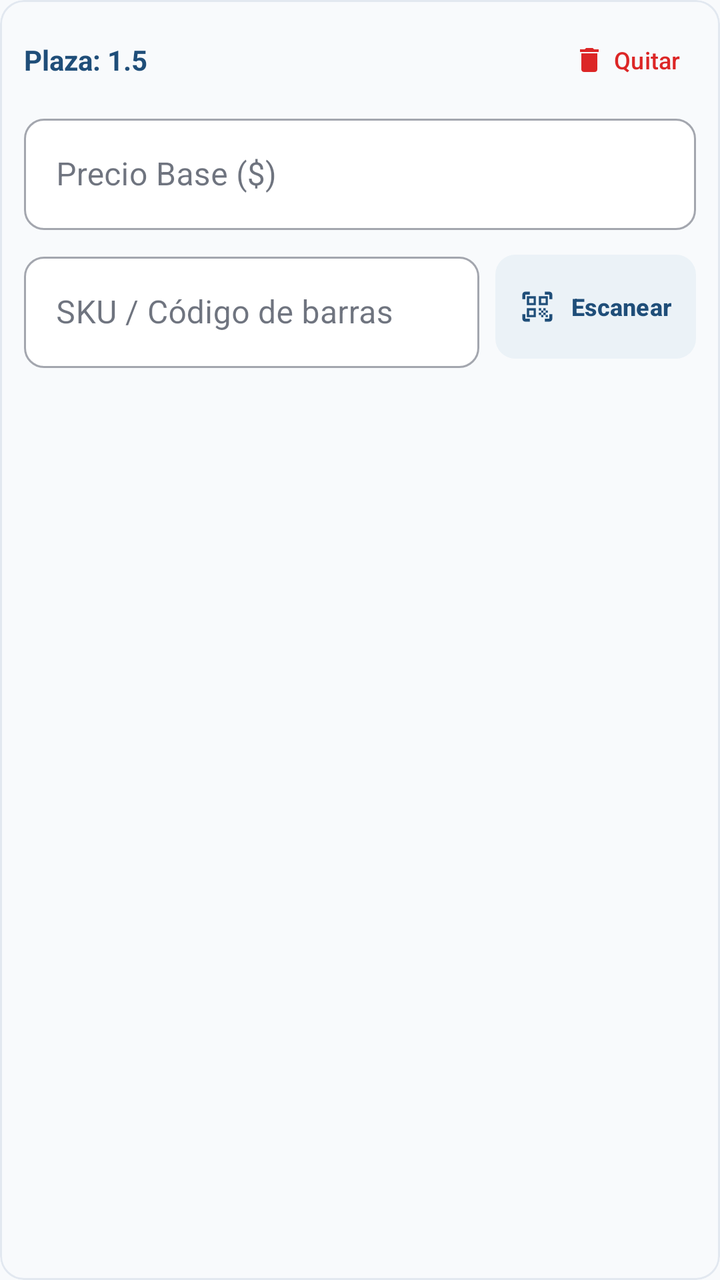
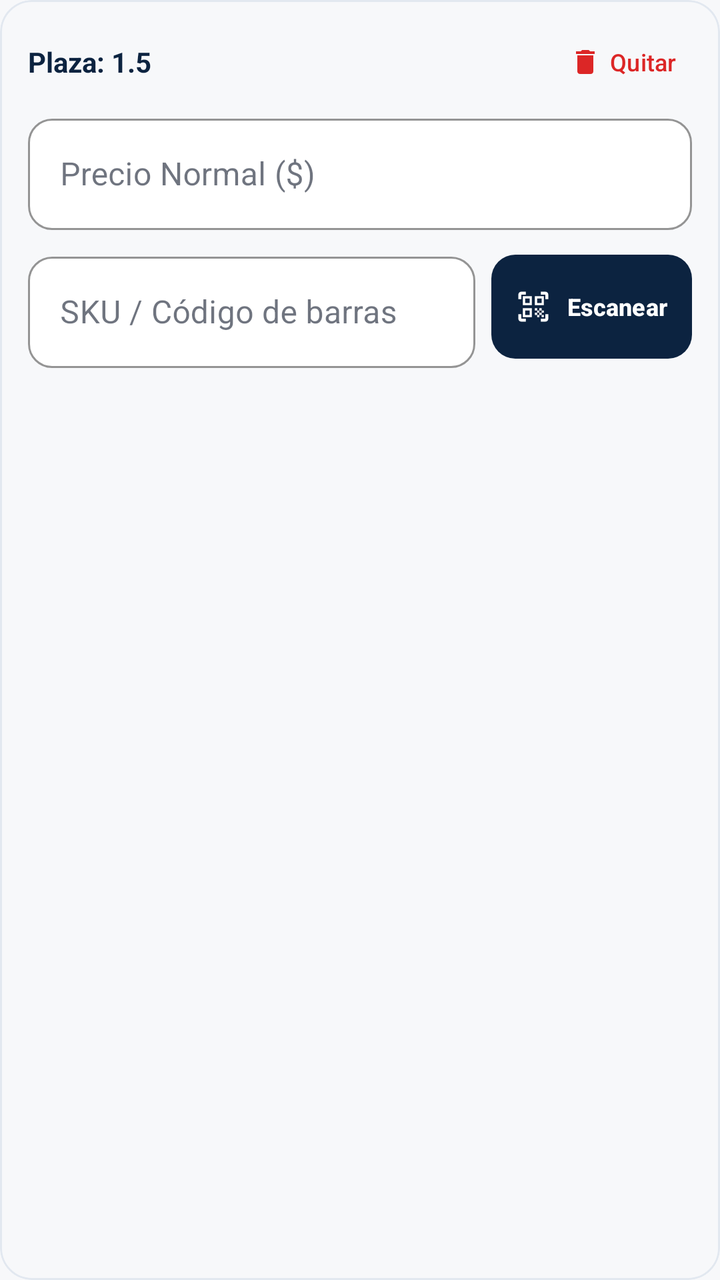

The first picture is an Android layout as it rendered before a commit; the second is the same layout after the commit. The layout source and the unified diff follow.
<!-- AndroidManifest.xml: application theme Theme.Cannon -->
<!-- res/layout/item_dialog_plaza.xml -->
<?xml version="1.0" encoding="utf-8"?>
<com.google.android.material.card.MaterialCardView xmlns:android="http://schemas.android.com/apk/res/android"
    xmlns:app="http://schemas.android.com/apk/res-auto"
    android:layout_width="match_parent"
    android:layout_height="wrap_content"
    android:layout_marginBottom="10dp"
    app:cardBackgroundColor="@color/background"
    app:cardCornerRadius="12dp"
    app:cardElevation="0dp"
    app:strokeColor="@color/card_stroke"
    app:strokeWidth="1dp">

    <LinearLayout
        android:layout_width="match_parent"
        android:layout_height="wrap_content"
        android:orientation="vertical"
        android:padding="12dp">

        <LinearLayout
            android:layout_width="match_parent"
            android:layout_height="wrap_content"
            android:gravity="center_vertical"
            android:orientation="horizontal">

            <TextView
                android:id="@+id/tvPlazaNombreItem"
                android:layout_width="0dp"
                android:layout_height="wrap_content"
                android:layout_weight="1"
                android:text="Plaza: 1.5"
                android:textColor="@color/cannon_navy"
                android:textSize="14sp"
                android:textStyle="bold" />

            <com.google.android.material.button.MaterialButton
                android:id="@+id/btnPlazaQuitarItem"
                style="@style/Widget.Material3.Button.TextButton"
                android:layout_width="wrap_content"
                android:layout_height="36dp"
                android:insetTop="0dp"
                android:insetBottom="0dp"
                android:minWidth="0dp"
                android:paddingHorizontal="8dp"
                android:text="Quitar"
                android:textColor="@color/error"
                android:textSize="12sp"
                app:icon="@drawable/ic_delete"
                app:iconSize="16dp"
                app:iconTint="@color/error" />
        </LinearLayout>

        <com.google.android.material.textfield.TextInputLayout
            android:id="@+id/tilPlazaMedidaCustomItem"
            style="@style/Widget.MaterialComponents.TextInputLayout.OutlinedBox"
            android:layout_width="match_parent"
            android:layout_height="wrap_content"
            android:layout_marginTop="6dp"
            android:hint="Medida a mano (ej: 50 x 50, 30 x 50, 40 x 60)"
            android:visibility="gone"
            app:boxBackgroundColor="@color/surface"
            app:boxCornerRadiusBottomEnd="10dp"
            app:boxCornerRadiusBottomStart="10dp"
            app:boxCornerRadiusTopEnd="10dp"
            app:boxCornerRadiusTopStart="10dp">

            <com.google.android.material.textfield.TextInputEditText
                android:id="@+id/etPlazaMedidaCustomItem"
                android:layout_width="match_parent"
                android:layout_height="wrap_content"
                android:inputType="textCapWords" />
        </com.google.android.material.textfield.TextInputLayout>

        <com.google.android.material.textfield.TextInputLayout
            style="@style/Widget.MaterialComponents.TextInputLayout.OutlinedBox"
            android:layout_width="match_parent"
            android:layout_height="wrap_content"
            android:layout_marginTop="6dp"
            android:hint="Precio Base ($)"
            app:boxBackgroundColor="@color/surface"
            app:boxCornerRadiusBottomEnd="10dp"
            app:boxCornerRadiusBottomStart="10dp"
            app:boxCornerRadiusTopEnd="10dp"
            app:boxCornerRadiusTopStart="10dp"
            app:prefixText="$">

            <com.google.android.material.textfield.TextInputEditText
                android:id="@+id/etPlazaPrecioItem"
                android:layout_width="match_parent"
                android:layout_height="wrap_content"
                android:inputType="number" />
        </com.google.android.material.textfield.TextInputLayout>

        <LinearLayout
            android:layout_width="match_parent"
            android:layout_height="wrap_content"
            android:layout_marginTop="8dp"
            android:gravity="center_vertical"
            android:orientation="horizontal">

            <com.google.android.material.textfield.TextInputLayout
                style="@style/Widget.MaterialComponents.TextInputLayout.OutlinedBox"
                android:layout_width="0dp"
                android:layout_height="wrap_content"
                android:layout_weight="1"
                android:hint="SKU / Código de barras"
                app:boxBackgroundColor="@color/surface"
                app:boxCornerRadiusBottomEnd="10dp"
                app:boxCornerRadiusBottomStart="10dp"
                app:boxCornerRadiusTopEnd="10dp"
                app:boxCornerRadiusTopStart="10dp">

                <com.google.android.material.textfield.TextInputEditText
                    android:id="@+id/etPlazaSkuItem"
                    android:layout_width="match_parent"
                    android:layout_height="wrap_content"
                    android:inputType="textCapCharacters" />
            </com.google.android.material.textfield.TextInputLayout>

            <com.google.android.material.button.MaterialButton
                android:id="@+id/btnPlazaEscanearItem"
                style="@style/Widget.Material3.Button.TonalButton"
                android:layout_width="wrap_content"
                android:layout_height="52dp"
                android:layout_marginStart="8dp"
                android:insetTop="0dp"
                android:insetBottom="0dp"
                android:paddingHorizontal="12dp"
                android:text="Escanear"
                android:textColor="@color/cannon_navy"
                android:textSize="12sp"
                android:textStyle="bold"
                app:backgroundTint="@color/cannon_navy_surface"
                app:cornerRadius="10dp"
                app:icon="@drawable/ic_qr_code_scanner"
                app:iconSize="18dp"
                app:iconTint="@color/cannon_navy" />
        </LinearLayout>

    </LinearLayout>
</com.google.android.material.card.MaterialCardView>
<!-- resources referenced by this layout -->
<resources>
  <color name="background">#F8FAFC</color>
  <color name="cannon_navy">#1F4E79</color>
  <color name="cannon_navy_surface">#EBF2F7</color>
  <color name="card_stroke">#E2E8F0</color>
  <color name="error">#DC2626</color>
  <color name="surface">#FFFFFF</color>
  <!-- drawable ic_delete (drawable) -->
  <vector xmlns:android="http://schemas.android.com/apk/res/android"
      android:width="24dp"
      android:height="24dp"
      android:viewportWidth="24"
      android:viewportHeight="24">
    <path
        android:fillColor="@android:color/white"
        android:pathData="M6,19c0,1.1 0.9,2 2,2h8c1.1,0 2,-0.9 2,-2V7H6v12zM19,4h-3.5l-1,-1h-5l-1,1H5v2h14V4z"/>
  </vector>
  <!-- drawable ic_qr_code_scanner (drawable) -->
  <vector xmlns:android="http://schemas.android.com/apk/res/android"
      android:width="24dp"
      android:height="24dp"
      android:viewportWidth="24"
      android:viewportHeight="24">
      <path
          android:fillColor="#FF000000"
          android:pathData="M9.5,6.5v3h-3v-3h3m1.5,-1.5h-6v6h6v-6zM9.5,14.5v3h-3v-3h3m1.5,-1.5h-6v6h6v-6zM17.5,6.5v3h-3v-3h3m1.5,-1.5h-6v6h6v-6zM13,13h1.5v1.5h-1.5zM14.5,14.5h1.5v1.5h-1.5zM16,13h1.5v1.5h-1.5zM13,16h1.5v1.5h-1.5zM14.5,17.5h1.5v1.5h-1.5zM16,16h1.5v1.5h-1.5zM17.5,14.5h1.5v1.5h-1.5zM17.5,17.5h1.5v1.5h-1.5zM2,7V4c0,-1.1 0.9,-2 2,-2h3v2H4v3H2zM2,17v3c0,1.1 0.9,2 2,2h3v-2H4v-3H2zM20,2h-3v2h3v3h2V4c0,-1.1 -0.9,-2 -2,-2zM20,20h-3v2h3c1.1,0 2,-0.9 2,-2v-3h-2v3z"/>
  </vector>
  <style name="Theme.Cannon" parent="Theme.Material3.Light.NoActionBar">
          <item name="colorPrimary">@color/cannon_navy</item>
          <item name="colorPrimaryVariant">@color/cannon_navy_dark</item>
          <item name="colorOnPrimary">@color/white</item>
          <item name="colorSecondary">@color/cannon_red</item>
          <item name="colorOnSecondary">@color/white</item>
          <item name="colorSurface">@color/surface</item>
          <item name="colorOnSurface">@color/text_primary</item>
          <item name="android:windowBackground">@color/background</item>
          <item name="android:statusBarColor">@color/cannon_navy_dark</item>
          <item name="android:navigationBarColor">@color/surface</item>
      </style>
  <color name="cannon_navy_dark">#0E294B</color>
  <color name="white">#FFFFFF</color>
  <color name="cannon_red">#C00000</color>
  <color name="text_primary">#0F172A</color>
</resources>

<!-- the commit's change to res/layout/item_dialog_plaza.xml (unified diff, before → after) -->
@@ -5,7 +5,7 @@
     android:layout_height="wrap_content"
     android:layout_marginBottom="10dp"
     app:cardBackgroundColor="@color/background"
-    app:cardCornerRadius="12dp"
+    app:cardCornerRadius="16dp"
     app:cardElevation="0dp"
     app:strokeColor="@color/card_stroke"
     app:strokeWidth="1dp">
@@ -14,7 +14,7 @@
         android:layout_width="match_parent"
         android:layout_height="wrap_content"
         android:orientation="vertical"
-        android:padding="12dp">
+        android:padding="14dp">
 
         <LinearLayout
             android:layout_width="match_parent"
@@ -28,7 +28,7 @@
                 android:layout_height="wrap_content"
                 android:layout_weight="1"
                 android:text="Plaza: 1.5"
-                android:textColor="@color/cannon_navy"
+                android:textColor="@color/cannon_navy_dark"
                 android:textSize="14sp"
                 android:textStyle="bold" />
 
@@ -36,7 +36,7 @@
                 android:id="@+id/btnPlazaQuitarItem"
                 style="@style/Widget.Material3.Button.TextButton"
                 android:layout_width="wrap_content"
-                android:layout_height="36dp"
+                android:layout_height="34dp"
                 android:insetTop="0dp"
                 android:insetBottom="0dp"
                 android:minWidth="0dp"
@@ -58,10 +58,11 @@
             android:hint="Medida a mano (ej: 50 x 50, 30 x 50, 40 x 60)"
             android:visibility="gone"
             app:boxBackgroundColor="@color/surface"
-            app:boxCornerRadiusBottomEnd="10dp"
-            app:boxCornerRadiusBottomStart="10dp"
-            app:boxCornerRadiusTopEnd="10dp"
-            app:boxCornerRadiusTopStart="10dp">
+            app:boxCornerRadiusBottomEnd="12dp"
+            app:boxCornerRadiusBottomStart="12dp"
+            app:boxCornerRadiusTopEnd="12dp"
+            app:boxCornerRadiusTopStart="12dp"
+            app:boxStrokeColor="@color/card_stroke">
 
             <com.google.android.material.textfield.TextInputEditText
                 android:id="@+id/etPlazaMedidaCustomItem"
@@ -75,12 +76,13 @@
             android:layout_width="match_parent"
             android:layout_height="wrap_content"
             android:layout_marginTop="6dp"
-            android:hint="Precio Base ($)"
+            android:hint="Precio Normal ($)"
             app:boxBackgroundColor="@color/surface"
-            app:boxCornerRadiusBottomEnd="10dp"
-            app:boxCornerRadiusBottomStart="10dp"
-            app:boxCornerRadiusTopEnd="10dp"
-            app:boxCornerRadiusTopStart="10dp"
+            app:boxCornerRadiusBottomEnd="12dp"
+            app:boxCornerRadiusBottomStart="12dp"
+            app:boxCornerRadiusTopEnd="12dp"
+            app:boxCornerRadiusTopStart="12dp"
+            app:boxStrokeColor="@color/card_stroke"
             app:prefixText="$">
 
             <com.google.android.material.textfield.TextInputEditText
@@ -104,10 +106,11 @@
                 android:layout_weight="1"
                 android:hint="SKU / Código de barras"
                 app:boxBackgroundColor="@color/surface"
-                app:boxCornerRadiusBottomEnd="10dp"
-                app:boxCornerRadiusBottomStart="10dp"
-                app:boxCornerRadiusTopEnd="10dp"
-                app:boxCornerRadiusTopStart="10dp">
+                app:boxCornerRadiusBottomEnd="12dp"
+                app:boxCornerRadiusBottomStart="12dp"
+                app:boxCornerRadiusTopEnd="12dp"
+                app:boxCornerRadiusTopStart="12dp"
+                app:boxStrokeColor="@color/card_stroke">
 
                 <com.google.android.material.textfield.TextInputEditText
                     android:id="@+id/etPlazaSkuItem"
@@ -118,7 +121,7 @@
 
             <com.google.android.material.button.MaterialButton
                 android:id="@+id/btnPlazaEscanearItem"
-                style="@style/Widget.Material3.Button.TonalButton"
+                style="@style/Widget.Material3.Button"
                 android:layout_width="wrap_content"
                 android:layout_height="52dp"
                 android:layout_marginStart="8dp"
@@ -126,14 +129,14 @@
                 android:insetBottom="0dp"
                 android:paddingHorizontal="12dp"
                 android:text="Escanear"
-                android:textColor="@color/cannon_navy"
+                android:textColor="@color/white"
                 android:textSize="12sp"
                 android:textStyle="bold"
-                app:backgroundTint="@color/cannon_navy_surface"
-                app:cornerRadius="10dp"
+                app:backgroundTint="@color/cannon_navy_dark"
+                app:cornerRadius="12dp"
                 app:icon="@drawable/ic_qr_code_scanner"
                 app:iconSize="18dp"
-                app:iconTint="@color/cannon_navy" />
+                app:iconTint="@color/white" />
         </LinearLayout>
 
     </LinearLayout>
<!-- resource entries referenced after the edit -->
@@ -1,8 +1,7 @@
 <!-- resources referenced by this layout -->
 <resources>
-  <color name="background">#F8FAFC</color>
+  <color name="background">#F7F8FA</color>
   <color name="cannon_navy">#1F4E79</color>
-  <color name="cannon_navy_surface">#EBF2F7</color>
   <color name="card_stroke">#E2E8F0</color>
   <color name="error">#DC2626</color>
   <color name="surface">#FFFFFF</color>
@@ -36,9 +35,11 @@
           <item name="colorOnSurface">@color/text_primary</item>
           <item name="android:windowBackground">@color/background</item>
           <item name="android:statusBarColor">@color/cannon_navy_dark</item>
+          <item name="android:windowLightStatusBar">false</item>
           <item name="android:navigationBarColor">@color/surface</item>
+          <item name="android:windowLightNavigationBar" tools:targetApi="27">true</item>
       </style>
-  <color name="cannon_navy_dark">#0E294B</color>
+  <color name="cannon_navy_dark">#0C2340</color>
   <color name="white">#FFFFFF</color>
   <color name="cannon_red">#C00000</color>
   <color name="text_primary">#0F172A</color>
